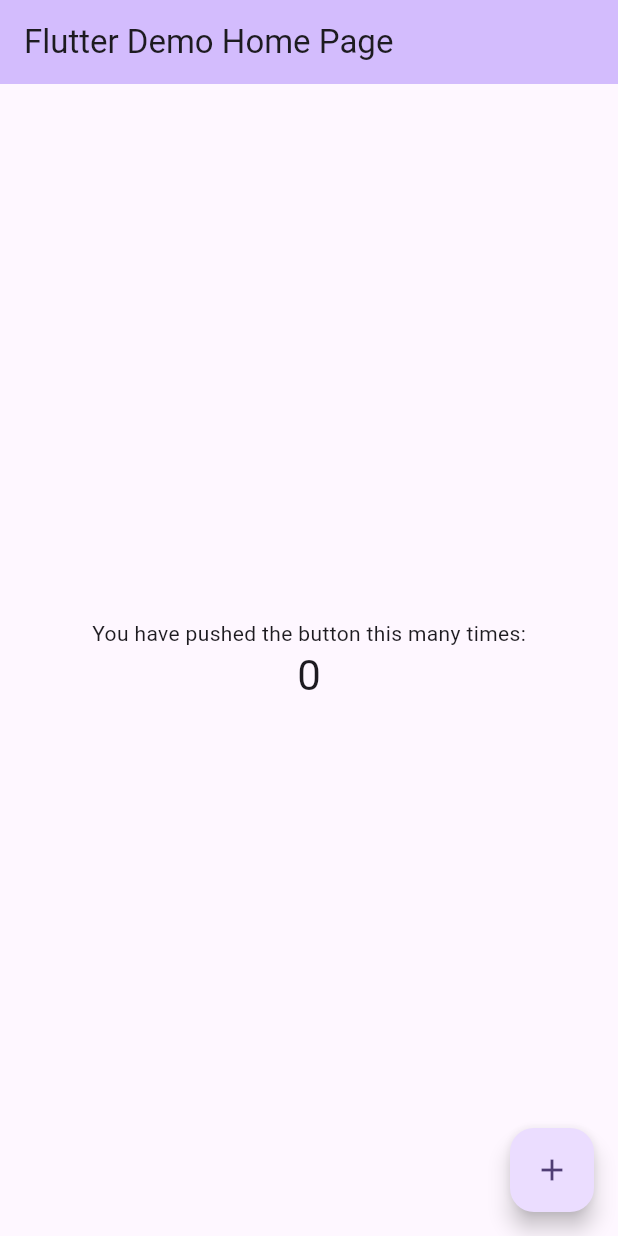
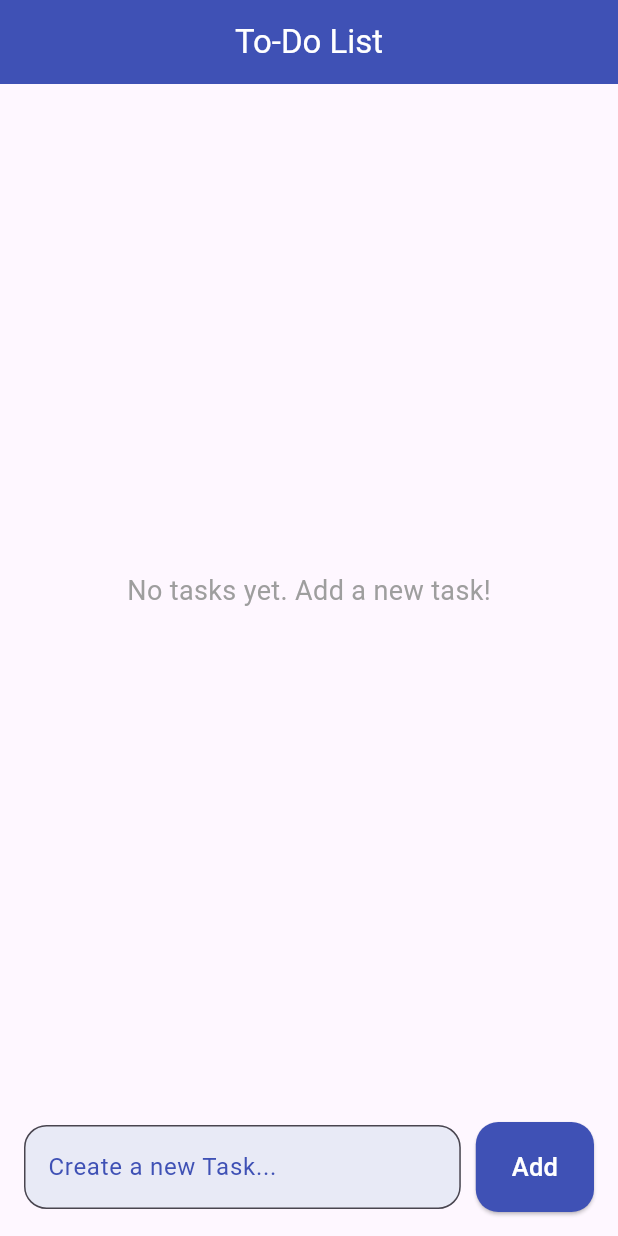
Before and after one commit to shiwani08/ToDo-App, a Flutter app: the screen it shows after launch, on a phone screen of 412 x 824 dp. Run offline on Flutter 3.47's test engine with Material 3 defaults, Android fonts, the phone set to English and light mode, and no system bars.

Commit message:
First Version Created

```diff
--- /dev/null
+++ b/lib/addTask.dart
@@ -0,0 +1,135 @@
+import 'package:flutter/material.dart';
+
+class AddTask extends StatefulWidget {
+  const AddTask({super.key});
+
+  @override
+  State<AddTask> createState() => _AddTaskState();
+}
+
+class _AddTaskState extends State<AddTask> {
+  List<Map<String, String>> todoList = [];
+  final TextEditingController taskController = TextEditingController();
+
+  void addList() {
+    if (taskController.text.trim().isNotEmpty) {
+      setState(() {
+        todoList.add({"value": taskController.text.trim()});
+        taskController.clear();
+      });
+    }
+  }
+
+  void deleteItem(int index) {
+    setState(() {
+      todoList.removeAt(index);
+    });
+  }
+
+  @override
+  Widget build(BuildContext context) {
+    return Scaffold(
+      appBar: AppBar(
+        backgroundColor: Colors.indigo,
+        title: const Text(
+          "To-Do List",
+          style: TextStyle(
+            color: Colors.white,
+          ),
+        ),
+        centerTitle: true,
+      ),
+      body: Column(
+        children: [
+          Expanded(
+            child: todoList.isEmpty
+                ? const Center(
+                    child: Text(
+                      "No tasks yet. Add a new task!",
+                      style: TextStyle(
+                        fontSize: 18,
+                        color: Colors.grey,
+                      ),
+                    ),
+                  )
+                : ListView.builder(
+                    itemCount: todoList.length,
+                    itemBuilder: (context, index) {
+                      return Card(
+                        shape: RoundedRectangleBorder(
+                          borderRadius: BorderRadius.circular(15),
+                        ),
+                        color: Colors.blue[900],
+                        child: ListTile(
+                          title: Text(
+                            todoList[index]['value']!,
+                            style: const TextStyle(
+                              color: Colors.white,
+                              fontSize: 16,
+                            ),
+                          ),
+                          trailing: IconButton(
+                            onPressed: () {
+                              deleteItem(index);
+                            },
+                            icon: const Icon(
+                              Icons.delete,
+                              color: Colors.white,
+                            ),
+                          ),
+                        ),
+                      );
+                    },
+                  ),
+          ),
+          Padding(
+            padding: const EdgeInsets.all(16.0),
+            child: Row(
+              children: [
+                // TextFormField
+                Expanded(
+                  flex: 3,
+                  child: TextFormField(
+                    controller: taskController,
+                    decoration: InputDecoration(
+                      border: OutlineInputBorder(
+                        borderRadius: BorderRadius.circular(15),
+                      ),
+                      fillColor: Colors.indigo[50],
+                      filled: true,
+                      labelText: 'Create a new Task...',
+                      labelStyle: const TextStyle(
+                        color: Colors.indigo,
+                      ),
+                    ),
+                  ),
+                ),
+                const SizedBox(width: 10),
+                // Elevated Button
+                SizedBox(
+                  height: 60, // Matches the height of the TextFormField
+                  child: ElevatedButton(
+                    onPressed: addList,
+                    style: ElevatedButton.styleFrom(
+                      backgroundColor: Colors.indigo,
+                      shape: RoundedRectangleBorder(
+                        borderRadius: BorderRadius.circular(15),
+                      ),
+                    ),
+                    child: const Text(
+                      "Add",
+                      style: TextStyle(
+                        color: Colors.white,
+                        fontSize: 17,
+                      ),
+                    ),
+                  ),
+                ),
+              ],
+            ),
+          ),
+        ],
+      ),
+    );
+  }
+}
--- a/lib/main.dart
+++ b/lib/main.dart
@@ -1,4 +1,5 @@
 import 'package:flutter/material.dart';
+import 'package:todo_app/addTask.dart';
 
 void main() {
   runApp(const MyApp());
@@ -7,119 +8,10 @@ void main() {
 class MyApp extends StatelessWidget {
   const MyApp({super.key});
 
-  // This widget is the root of your application.
   @override
   Widget build(BuildContext context) {
-    return MaterialApp(
-      title: 'Flutter Demo',
-      theme: ThemeData(
-        // This is the theme of your application.
-        //
-        // TRY THIS: Try running your application with "flutter run". You'll see
-        // the application has a purple toolbar. Then, without quitting the app,
-        // try changing the seedColor in the colorScheme below to Colors.green
-        // and then invoke "hot reload" (save your changes or press the "hot
-        // reload" button in a Flutter-supported IDE, or press "r" if you used
-        // the command line to start the app).
-        //
-        // Notice that the counter didn't reset back to zero; the application
-        // state is not lost during the reload. To reset the state, use hot
-        // restart instead.
-        //
-        // This works for code too, not just values: Most code changes can be
-        // tested with just a hot reload.
-        colorScheme: ColorScheme.fromSeed(seedColor: Colors.deepPurple),
-        useMaterial3: true,
-      ),
-      home: const MyHomePage(title: 'Flutter Demo Home Page'),
+    return const MaterialApp(
+      home: AddTask(),
     );
   }
 }
-
-class MyHomePage extends StatefulWidget {
-  const MyHomePage({super.key, required this.title});
-
-  // This widget is the home page of your application. It is stateful, meaning
-  // that it has a State object (defined below) that contains fields that affect
-  // how it looks.
-
-  // This class is the configuration for the state. It holds the values (in this
-  // case the title) provided by the parent (in this case the App widget) and
-  // used by the build method of the State. Fields in a Widget subclass are
-  // always marked "final".
-
-  final String title;
-
-  @override
-  State<MyHomePage> createState() => _MyHomePageState();
-}
-
-class _MyHomePageState extends State<MyHomePage> {
-  int _counter = 0;
-
-  void _incrementCounter() {
-    setState(() {
-      // This call to setState tells the Flutter framework that something has
-      // changed in this State, which causes it to rerun the build method below
-      // so that the display can reflect the updated values. If we changed
-      // _counter without calling setState(), then the build method would not be
-      // called again, and so nothing would appear to happen.
-      _counter++;
-    });
-  }
-
-  @override
-  Widget build(BuildContext context) {
-    // This method is rerun every time setState is called, for instance as done
-    // by the _incrementCounter method above.
-    //
-    // The Flutter framework has been optimized to make rerunning build methods
-    // fast, so that you can just rebuild anything that needs updating rather
-    // than having to individually change instances of widgets.
-    return Scaffold(
-      appBar: AppBar(
-        // TRY THIS: Try changing the color here to a specific color (to
-        // Colors.amber, perhaps?) and trigger a hot reload to see the AppBar
-        // change color while the other colors stay the same.
-        backgroundColor: Theme.of(context).colorScheme.inversePrimary,
-        // Here we take the value from the MyHomePage object that was created by
-        // the App.build method, and use it to set our appbar title.
-        title: Text(widget.title),
-      ),
-      body: Center(
-        // Center is a layout widget. It takes a single child and positions it
-        // in the middle of the parent.
-        child: Column(
-          // Column is also a layout widget. It takes a list of children and
-          // arranges them vertically. By default, it sizes itself to fit its
-          // children horizontally, and tries to be as tall as its parent.
-          //
-          // Column has various properties to control how it sizes itself and
-          // how it positions its children. Here we use mainAxisAlignment to
-          // center the children vertically; the main axis here is the vertical
-          // axis because Columns are vertical (the cross axis would be
-          // horizontal).
-          //
-          // TRY THIS: Invoke "debug painting" (choose the "Toggle Debug Paint"
-          // action in the IDE, or press "p" in the console), to see the
-          // wireframe for each widget.
-          mainAxisAlignment: MainAxisAlignment.center,
-          children: <Widget>[
-            const Text(
-              'You have pushed the button this many times:',
-            ),
-            Text(
-              '$_counter',
-              style: Theme.of(context).textTheme.headlineMedium,
-            ),
-          ],
-        ),
-      ),
-      floatingActionButton: FloatingActionButton(
-        onPressed: _incrementCounter,
-        tooltip: 'Increment',
-        child: const Icon(Icons.add),
-      ), // This trailing comma makes auto-formatting nicer for build methods.
-    );
-  }
-}
```
Also changed, not shown: 1 other file.
